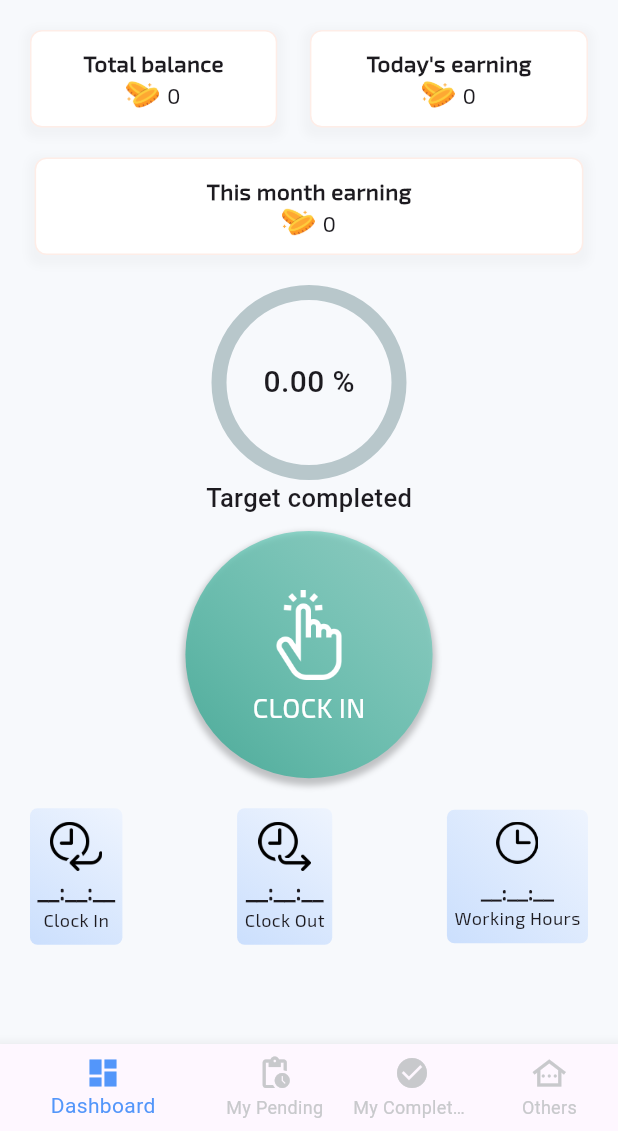
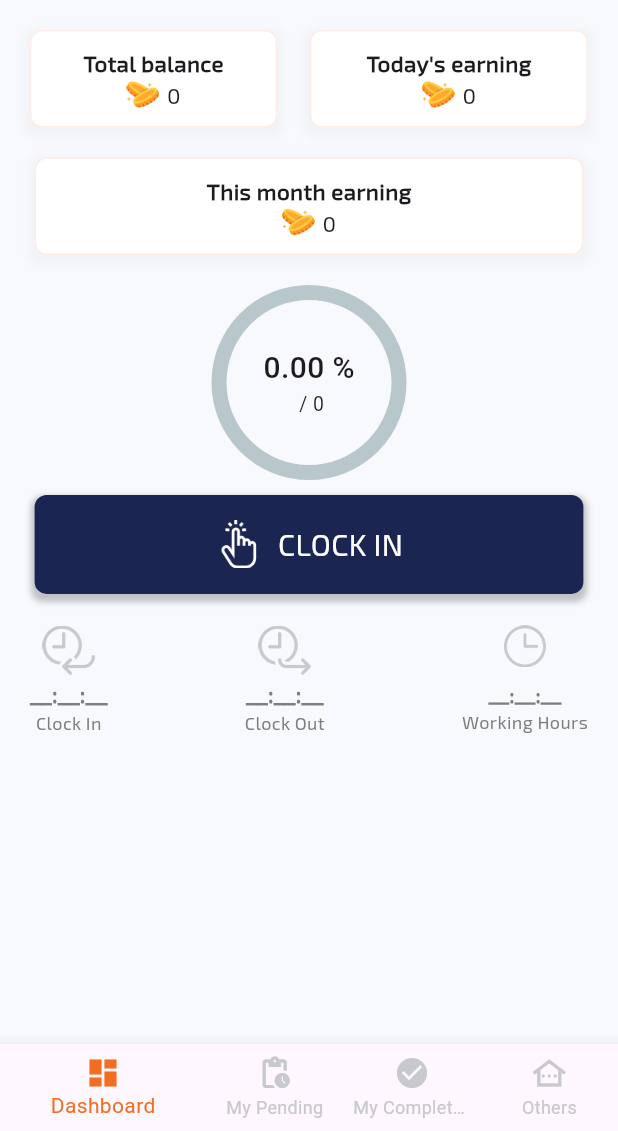
Before and after one commit to BurhanArif2611/vahan-cleaner, a Flutter app: the HomeScreen screen opened by its route, on a phone screen of 412 x 824 dp, the part 105-1236 px from its top. Run offline on Flutter 3.47's test engine with Material 3 defaults, Android fonts, the light colour scheme and no system bars; drawn by our look-alikes of percent_indicator; our stand-ins replace flutter_image_compress, flutter_screenutil, form_field_validator, geolocator, get, get_storage and 1 more; accounts and stored records are empty; network calls fail.

Commit message:
Design changes and resolve mark-attendance api issue.

```diff
--- a/lib/screen/home_page/home_page_screen.dart
+++ b/lib/screen/home_page/home_page_screen.dart
@@ -3,6 +3,7 @@ import 'package:get/get.dart';
 import '../../app_routes/app_routes.dart';
 import '../../get_controller_builder.dart';
 import '../../models/view_pending_subscription_response.dart';
+import '../../utils/colors.dart';
 import '../../utils/colors.dart';
 import '../../utils/font_family.dart';
 import '../../utils/snackbar.dart';
@@ -82,7 +83,7 @@ class _HomeScreenState extends State<HomeScreen> {
             unselectedLabelStyle: const TextStyle(
               color: AppColor.neutral_500,
             ),
-            selectedItemColor:  AppColor.primary,
+            selectedItemColor:  buttoncolor,
             unselectedItemColor:  AppColor.neutral_500,
             backgroundColor: AppColor.orange_300,
             onTap: (index) {
--- a/lib/screen/home_page/home_page_widget/dashboard_screen/dashboard_screen.dart
+++ b/lib/screen/home_page/home_page_widget/dashboard_screen/dashboard_screen.dart
@@ -27,10 +27,13 @@ class _DashBoardScreenState extends State<DashBoardScreen> {
           onRefresh: () {
             return controller.pullRefresh();
           },
+          child: SingleChildScrollView(
+            physics: const AlwaysScrollableScrollPhysics(),
+            child: SizedBox(
+              height: MediaQuery.of(context).size.height,
               child: Stack(
                 children: [
-              SingleChildScrollView(
-                child: Padding(
+                  Padding(
                     padding: const EdgeInsets.all(20.0),
                     child: Column(
                       children: [
@@ -39,8 +42,7 @@ class _DashBoardScreenState extends State<DashBoardScreen> {
                           children: [
                             Container(
                               width: MediaQuery.of(context).size.width * 0.40,
-                            padding: const EdgeInsets.symmetric(
-                                horizontal: 15, vertical: 10),
+                              padding: const EdgeInsets.symmetric(horizontal: 15, vertical: 10),
                               margin: const EdgeInsets.only(bottom: 10),
                               decoration: BoxDecoration(
                                   borderRadius: BorderRadius.circular(8),
@@ -49,8 +51,7 @@ class _DashBoardScreenState extends State<DashBoardScreen> {
                                   Border.all(color: AppColor.orange_100),
                                   boxShadow: [
                                     BoxShadow(
-                                      color: AppColor.neutral_300
-                                          .withOpacity(0.6),
+                                        color: AppColor.neutral_300.withOpacity(0.6),
                                         offset: const Offset(0, 3),
                                         spreadRadius: 4,
                                         blurRadius: 4)
@@ -172,8 +173,7 @@ class _DashBoardScreenState extends State<DashBoardScreen> {
                               Border.all(color: AppColor.orange_100),
                               boxShadow: [
                                 BoxShadow(
-                                  color: AppColor.neutral_300
-                                      .withOpacity(0.6),
+                                    color: AppColor.neutral_300.withOpacity(0.6),
                                     offset: const Offset(0, 3),
                                     spreadRadius: 4,
                                     blurRadius: 4)
@@ -226,16 +226,21 @@ class _DashBoardScreenState extends State<DashBoardScreen> {
                           lineWidth: 10.0,
                           animation: true,
                           percent: (controller.achivePrecentage/100),
-                        center: Text(
+                          center: Column(
+                            mainAxisAlignment: MainAxisAlignment.center,
+                            children: [
+                              Text(
                                 "${controller.achivePrecentage.toStringAsFixed(2)} %",
                                 style: const TextStyle(fontWeight: FontWeight.w500, fontSize: 20.0),
                               ),
-                        footer: const Text(
-                          "Target completed",
-                          style: TextStyle(fontWeight: FontWeight.w500, fontSize: 17.0),
+                              Text(
+                                "${controller.acheived} / ${controller.target}",
+                                style: const TextStyle(fontWeight: FontWeight.w400, fontSize: 13.0),
+                              ),
+                            ],
                           ),
                           circularStrokeCap: CircularStrokeCap.round,
-                        progressColor: AppColor.primary,
+                          progressColor: primaryColor,
                         ),
                         const SizedBox(height: 10),
                         Row(
@@ -248,22 +253,15 @@ class _DashBoardScreenState extends State<DashBoardScreen> {
                                 : controller.clockINOut(context);
                               },
                               child: Container(
-                              width: MediaQuery.of(context).size.width * 0.4,
-                              height: MediaQuery.of(context).size.width * 0.4,
+                                width: MediaQuery.of(context).size.width * 0.888,
+                                height: MediaQuery.of(context).size.height * 0.08,
                                 decoration: BoxDecoration(
-                                borderRadius: BorderRadius.circular(100),
-                                gradient: LinearGradient(
-                                  begin: Alignment.topRight,
-                                  end: Alignment.bottomLeft,
-                                  colors: controller.workingHr.isNotEmpty
-                                      ? [AppColor.neutral_400.withOpacity(0.5),
-                                         AppColor.neutral_500]
+                                  borderRadius: BorderRadius.circular(8),
+                                  color: controller.workingHr.isNotEmpty
+                                      ? AppColor.neutral_500
                                       : controller.clockInTime.isEmpty
-                                      ? [AppColor.green_400.withOpacity(0.5),
-                                         AppColor.green_500]
-                                      : [AppColor.red_400.withOpacity(0.5),
-                                         AppColor.red_500],
-                                ),
+                                      ? primaryColor
+                                      : buttoncolor,
                                   boxShadow: [
                                     BoxShadow(
                                       color: AppColor.neutral_700.withOpacity(0.3),
@@ -273,22 +271,23 @@ class _DashBoardScreenState extends State<DashBoardScreen> {
                                     ),
                                   ],
                                 ),
-                              child: Column(
+                                child: Row(
                                   mainAxisAlignment: MainAxisAlignment.center,
                                   children: [
                                     Image.asset("Assets/Images/click.png",
-                                    height: 70,
-                                    width: 60,
+                                      height: 40,
+                                      width: 32,
                                       color: AppColor.neutral_100,
                                       errorBuilder: (context, error, stackTrace) {
                                         return const Center(child: Icon(Icons.error_outline, color: AppColor.red, size: 25));
                                       },
                                     ),
+                                    const SizedBox(width: 10),
                                     Text(controller.workingHr.isNotEmpty ? "CLOCK" : controller.clockInTime.isEmpty ?"CLOCK IN" : "CLOCK OUT",
                                     style: TextStyle(
                                       color: AppColor.neutral_100,
                                       fontFamily: FontFamily.fontFamily,
-                                    fontSize: 18,
+                                      fontSize: 20,
                                       fontWeight: FontWeight.w500
                                     ),
                                     ),
@@ -302,88 +301,53 @@ class _DashBoardScreenState extends State<DashBoardScreen> {
                         Row(
                           mainAxisAlignment: MainAxisAlignment.spaceBetween,
                           children: [
-                          Container(
-                            padding: const EdgeInsets.symmetric(horizontal: 5, vertical: 8),
-                            decoration: BoxDecoration(
-                              borderRadius: BorderRadius.circular(5),
-                              gradient: const LinearGradient(
-                                  begin: Alignment.topRight,
-                                  end: Alignment.bottomLeft,
-                                  colors: [
-                                    AppColor.primary_100,
-                                    AppColor.primary_200,
-                                  ]
-                              ),
-                            ),
-                            child: Column(
+                            Column(
                               children: [
                                 Image.asset("Assets/Images/clockIn.png",
                                   height: 35,
                                   width: 35,
+                                  color: AppColor.neutral_500,
                                 ),
                                 Text(controller.clockInTime.isNotEmpty ? controller.clockInTime : "__:__:__",
                                   style: TextStyle(
                                       fontSize: 16,
                                       fontWeight: FontWeight.w700,
+                                      color: AppColor.neutral_600,
                                       fontFamily: FontFamily.fontFamily),
                                 ),
                                 Text("Clock In",
                                   style: TextStyle(
                                       fontSize: 12,
                                       fontWeight: FontWeight.w500,
+                                      color: AppColor.neutral_600,
                                       fontFamily: FontFamily.fontFamily),
                                 ),
                               ],
                             ),
-                          ),
-                          Container(
-                            padding: const EdgeInsets.symmetric(horizontal: 5, vertical: 8),
-                            decoration: BoxDecoration(
-                              borderRadius: BorderRadius.circular(5),
-                              gradient: const LinearGradient(
-                                begin: Alignment.topRight,
-                                end: Alignment.bottomLeft,
-                                colors: [
-                                  AppColor.primary_100,
-                                  AppColor.primary_200,
-                                ]
-                              ),
-                            ),
-                            child: Column(
+                            Column(
                               children: [
                                 Image.asset("Assets/Images/clockOut.png",
                                   height: 35,
                                   width: 35,
+                                  color: AppColor.neutral_500,
                                 ),
                                 Text(controller.clockOutTime.isNotEmpty ? controller.clockOutTime : "__:__:__",
                                   style: TextStyle(
                                       fontSize: 16,
                                       fontWeight: FontWeight.w700,
+                                      color: AppColor.neutral_600,
                                       fontFamily: FontFamily.fontFamily),
                                 ),
                                 Text("Clock Out",
                                   style: TextStyle(
                                       fontSize: 12,
                                       fontWeight: FontWeight.w500,
+                                      color: AppColor.neutral_600,
                                       fontFamily: FontFamily.fontFamily),
                                 ),
                               ],
                             ),
-                          ),
-                          Container(
-                            padding: const EdgeInsets.symmetric(horizontal: 5, vertical: 8),
-                            decoration: BoxDecoration(
-                              borderRadius: BorderRadius.circular(5),
-                              gradient: const LinearGradient(
-                                  begin: Alignment.topRight,
-                                  end: Alignment.bottomLeft,
-                                  colors: [
-                                    AppColor.primary_100,
-                                    AppColor.primary_200,
-                                  ]
-                              ),
-                            ),
-                            child: Column(
+                            Column(
                               children: [
                                 SizedBox(
                                   height: 35,
@@ -394,6 +358,7 @@ class _DashBoardScreenState extends State<DashBoardScreen> {
                                       Image.asset("Assets/Images/clockPause.png",
                                         height: 28,
                                         width: 28,
+                                        color: AppColor.neutral_500,
                                       ),
                                     ],
                                   ),
@@ -402,26 +367,28 @@ class _DashBoardScreenState extends State<DashBoardScreen> {
                                   style: TextStyle(
                                       fontSize: 15,
                                       fontWeight: FontWeight.w700,
+                                      color: AppColor.neutral_600,
                                       fontFamily: FontFamily.fontFamily),
                                 ),
                                 Text("Working Hours",
                                   style: TextStyle(
                                       fontSize: 12,
                                       fontWeight: FontWeight.w500,
+                                      color: AppColor.neutral_600,
                                       fontFamily: FontFamily.fontFamily),
                                 ),
 
                               ],
-                            ),
                             ),
                           ],
                         ),
                       ],
                     ),
                   ),
-              ),
                   Obx(() => Utility.loaderWidget(dashBoardScreenController.isLoading.value)),
                 ],
+              ),
+            ),
           ),
         );
       },
--- a/lib/screen/home_page/home_page_widget/dashboard_screen/dashboard_screen_controller.dart
+++ b/lib/screen/home_page/home_page_widget/dashboard_screen/dashboard_screen_controller.dart
@@ -103,10 +103,10 @@ class DashBoardScreenController extends GetxController{
           clockInTime = dashBoardData.data?.attendance?.inTime ?? "";
           clockOutTime = dashBoardData.data?.attendance?.outTime ?? "";
           if(clockOutTime.isNotEmpty) {
-            DateTime inTime =
-                DateTime.parse(DateTime.now().toString() + clockInTime);
-            DateTime outTime =
-                DateTime.parse(DateTime.now().toString() + clockOutTime);
+            try {
+              DateFormat format = DateFormat("HH:mm:ss");
+              DateTime inTime = format.parse(clockInTime);
+              DateTime outTime = format.parse(clockOutTime);
               Duration difference = outTime.difference(inTime);
 
               /// Extract hours, minutes, and seconds
@@ -114,6 +114,10 @@ class DashBoardScreenController extends GetxController{
               int minutes = difference.inMinutes % 60;
               int seconds = difference.inSeconds % 60;
               workingHr = "$hours:$minutes:$seconds";
+              printWorkingHr(workingHr: workingHr);
+            } catch (e) {
+              printDifferenceCatchError(error: e.toString());
+            }
           }
           printApiResponse(url: url.toString(), response: response.body, statusCode: response.statusCode.toString());
         }
@@ -136,7 +140,7 @@ class DashBoardScreenController extends GetxController{
     Uri url = Uri.parse("${Apis.baseUrl}${Apis.markAttendanceUrl}${GetSfLocalStorage.getAuthToken()}");
     var request = http.MultipartRequest('POST', url);
 
-    request.fields['type'] = clockInTime.isNotEmpty ? "OUT" : "IN";
+    request.fields['type'] = clockInTime.isNotEmpty ? "out" : "in";
     request.fields['time'] = inTime;
     request.fields['latitude'] = latitude;
     request.fields['longitude'] = longitude;
@@ -151,6 +155,7 @@ class DashBoardScreenController extends GetxController{
           printApiResponse(url: (url.toString()), statusCode: response.statusCode.toString(), response: responseBody.body );
           // ignore: use_build_context_synchronously
           setSnackBar(markAttendanceData.message ?? "", context, markAttendanceData.status ?? false);
+          getDashBoardData();
         } else {
           printApiResponse(url: (url.toString()), statusCode: response.statusCode.toString(), response: responseBody.body );
           // ignore: use_build_context_synchronously
@@ -164,7 +169,7 @@ class DashBoardScreenController extends GetxController{
     } catch (e) {
       printCatchError(url: (url.toString()), error: e.toString());
     }
-    isLoading(false);
+    //isLoading(false);
     update([GetXControllerBuilders.dashBoardScreenController]);
   }
 }
--- a/lib/utils/apis.dart
+++ b/lib/utils/apis.dart
@@ -18,6 +18,14 @@ printCatchError({required String url, required String error}) {
   print("Catch Error ==> $error");
 }
 
+printDifferenceCatchError({required String error}) {
+  print("Catch Error ==> $error");
+}
+
+printWorkingHr({required String workingHr}) {
+  print("Working Hr's ==> $workingHr");
+}
+
 printApiBody({required String body}) {
   print("Api body ==> $body");
 }
```
Also changed, not shown: 1 other file. Lines whose indentation alone changed are shown as unchanged.
